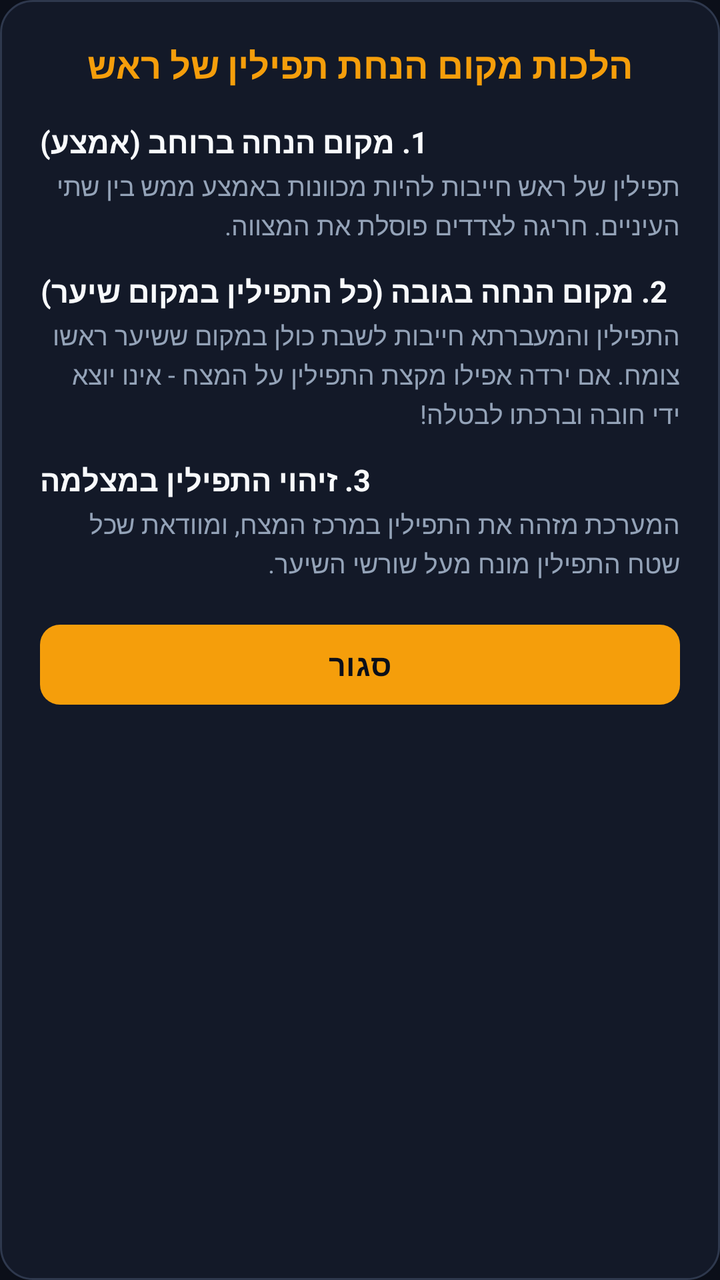
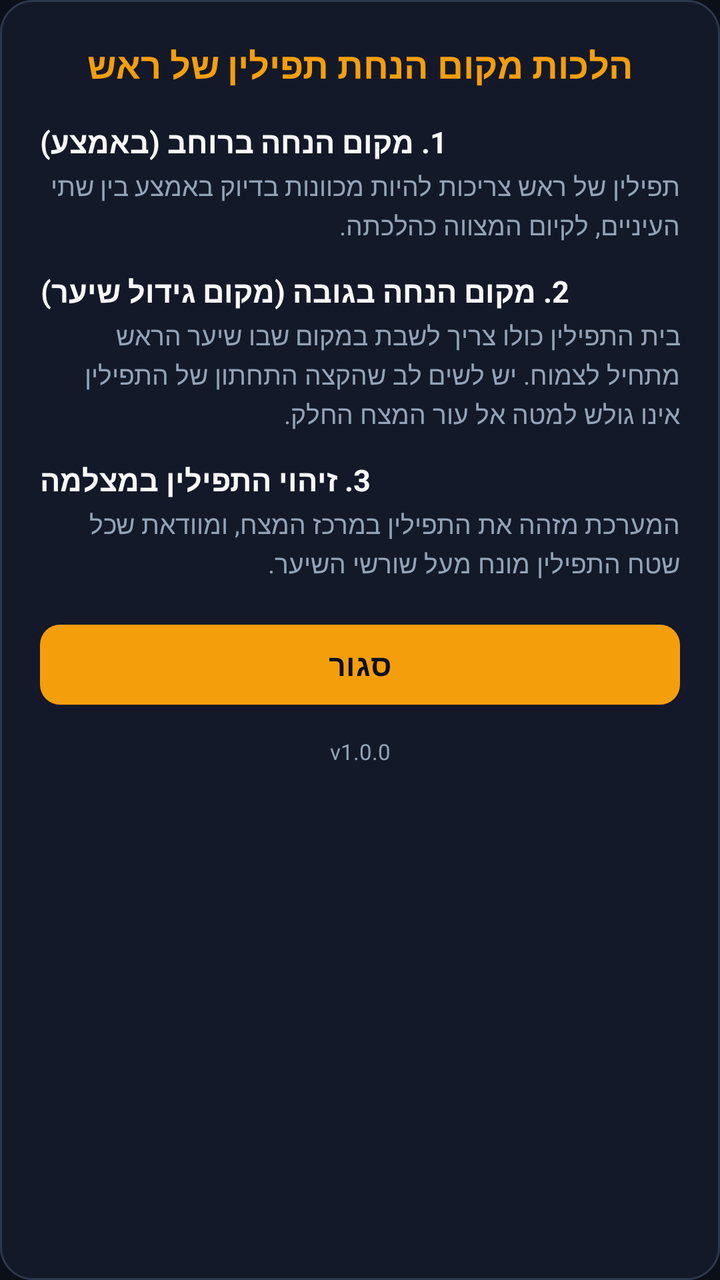

The first picture is an Android layout as it rendered before a commit; the second is the same layout after the commit. The layout source and the unified diff follow.
<!-- AndroidManifest.xml: application theme Theme.TefillinNative -->
<!-- res/layout/dialog_halacha.xml -->
<?xml version="1.0" encoding="utf-8"?>
<ScrollView xmlns:android="http://schemas.android.com/apk/res/android"
    xmlns:app="http://schemas.android.com/apk/res-auto"
    android:layout_width="match_parent"
    android:layout_height="wrap_content"
    android:fillViewport="true">

    <LinearLayout
        android:layout_width="match_parent"
        android:layout_height="wrap_content"
        android:background="@drawable/bg_glass_card"
        android:orientation="vertical"
        android:padding="20dp">

        <TextView
            android:id="@+id/tvModalTitle"
            android:layout_width="match_parent"
            android:layout_height="wrap_content"
            android:text="@string/modal_title"
            android:textColor="@color/accent_gold"
            android:textSize="18sp"
            android:textStyle="bold"
            android:gravity="center"
            android:layout_marginBottom="16dp" />

        
        <LinearLayout
            android:layout_width="match_parent"
            android:layout_height="wrap_content"
            android:orientation="vertical"
            android:layout_marginBottom="14dp">

            <TextView
                android:layout_width="wrap_content"
                android:layout_height="wrap_content"
                android:text="@string/modal_rule1_title"
                android:textColor="@color/text_main"
                android:textSize="15sp"
                android:textStyle="bold" />

            <TextView
                android:layout_width="match_parent"
                android:layout_height="wrap_content"
                android:text="@string/modal_rule1_text"
                android:textColor="@color/text_muted"
                android:textSize="13sp"
                android:lineSpacingExtra="2dp"
                android:layout_marginTop="3dp" />
        </LinearLayout>

        
        <LinearLayout
            android:layout_width="match_parent"
            android:layout_height="wrap_content"
            android:orientation="vertical"
            android:layout_marginBottom="14dp">

            <TextView
                android:layout_width="wrap_content"
                android:layout_height="wrap_content"
                android:text="@string/modal_rule2_title"
                android:textColor="@color/text_main"
                android:textSize="15sp"
                android:textStyle="bold" />

            <TextView
                android:layout_width="match_parent"
                android:layout_height="wrap_content"
                android:text="@string/modal_rule2_text"
                android:textColor="@color/text_muted"
                android:textSize="13sp"
                android:lineSpacingExtra="2dp"
                android:layout_marginTop="3dp" />
        </LinearLayout>

        
        <LinearLayout
            android:layout_width="match_parent"
            android:layout_height="wrap_content"
            android:orientation="vertical"
            android:layout_marginBottom="18dp">

            <TextView
                android:layout_width="wrap_content"
                android:layout_height="wrap_content"
                android:text="@string/modal_rule3_title"
                android:textColor="@color/text_main"
                android:textSize="15sp"
                android:textStyle="bold" />

            <TextView
                android:layout_width="match_parent"
                android:layout_height="wrap_content"
                android:text="@string/modal_rule3_text"
                android:textColor="@color/text_muted"
                android:textSize="13sp"
                android:lineSpacingExtra="2dp"
                android:layout_marginTop="3dp" />
        </LinearLayout>

        <com.google.android.material.button.MaterialButton
            android:id="@+id/btnClose"
            android:layout_width="match_parent"
            android:layout_height="wrap_content"
            android:minHeight="48dp"
            android:text="@string/close"
            app:backgroundTint="@color/accent_gold"
            android:textColor="@color/bg_primary"
            android:textStyle="bold"
            android:textSize="15sp"
            android:textAllCaps="false"
            app:cornerRadius="10dp" />

    </LinearLayout>
</ScrollView>
<!-- resources referenced by this layout -->
<resources>
  <color name="accent_gold">#F59E0B</color>
  <color name="bg_primary">#0B0F19</color>
  <color name="text_main">#F8FAFC</color>
  <color name="text_muted">#94A3B8</color>
  <!-- drawable bg_glass_card (drawable) -->
  <?xml version="1.0" encoding="utf-8"?>
  <shape xmlns:android="http://schemas.android.com/apk/res/android"
      android:shape="rectangle">
      <solid android:color="@color/bg_surface_translucent" />
      <stroke
          android:width="1dp"
          android:color="@color/card_border" />
      <corners android:radius="16dp" />
  </shape>
  <string name="close">סגור</string>
  <string name="modal_rule1_text">תפילין של ראש חייבות להיות מכוונות באמצע ממש בין שתי העיניים. חריגה לצדדים פוסלת את המצווה.</string>
  <string name="modal_rule1_title">1. מקום הנחה ברוחב (אמצע)</string>
  <string name="modal_rule2_text">התפילין והמעברתא חייבות לשבת כולן במקום ששיער ראשו צומח. אם ירדה אפילו מקצת התפילין על המצח - אינו יוצא ידי חובה וברכתו לבטלה!</string>
  <string name="modal_rule2_title">2. מקום הנחה בגובה (כל התפילין במקום שיער)</string>
  <string name="modal_rule3_text">המערכת מזהה את התפילין במרכז המצח, ומוודאת שכל שטח התפילין מונח מעל שורשי השיער.</string>
  <string name="modal_rule3_title">3. זיהוי התפילין במצלמה</string>
  <string name="modal_title">הלכות מקום הנחת תפילין של ראש</string>
  <style name="Theme.TefillinNative" parent="Theme.Material3.Dark.NoActionBar">
          <item name="android:statusBarColor">@color/bg_surface</item>
          <item name="android:navigationBarColor">@color/bg_primary</item>
          <item name="android:windowBackground">@color/bg_primary</item>
          <item name="colorPrimary">@color/accent_gold</item>
          <item name="colorSecondary">@color/accent_cyan</item>
          <item name="colorSurface">@color/bg_surface</item>
          <item name="android:textColorPrimary">@color/text_main</item>
          <item name="android:textColorSecondary">@color/text_muted</item>
      </style>
  <color name="bg_surface_translucent">#D0151C2C</color>
  <color name="card_border">#2E384D</color>
  <color name="bg_surface">#151C2C</color>
  <color name="accent_cyan">#38BDF8</color>
</resources>

<!-- the commit's change to res/layout/dialog_halacha.xml (unified diff, before → after) -->
@@ -111,5 +111,15 @@
             android:textAllCaps="false"
             app:cornerRadius="10dp" />
 
+        <TextView
+            android:id="@+id/tvHalachaVersion"
+            android:layout_width="match_parent"
+            android:layout_height="wrap_content"
+            android:text="v1.0.0"
+            android:textColor="@color/text_muted"
+            android:textSize="11sp"
+            android:gravity="center"
+            android:layout_marginTop="12dp" />
+
     </LinearLayout>
 </ScrollView>
<!-- resource entries referenced after the edit -->
@@ -15,10 +15,10 @@
       <corners android:radius="16dp" />
   </shape>
   <string name="close">סגור</string>
-  <string name="modal_rule1_text">תפילין של ראש חייבות להיות מכוונות באמצע ממש בין שתי העיניים. חריגה לצדדים פוסלת את המצווה.</string>
-  <string name="modal_rule1_title">1. מקום הנחה ברוחב (אמצע)</string>
-  <string name="modal_rule2_text">התפילין והמעברתא חייבות לשבת כולן במקום ששיער ראשו צומח. אם ירדה אפילו מקצת התפילין על המצח - אינו יוצא ידי חובה וברכתו לבטלה!</string>
-  <string name="modal_rule2_title">2. מקום הנחה בגובה (כל התפילין במקום שיער)</string>
+  <string name="modal_rule1_text">תפילין של ראש צריכות להיות מכוונות בדיוק באמצע בין שתי העיניים, לקיום המצווה כהלכתה.</string>
+  <string name="modal_rule1_title">1. מקום הנחה ברוחב (באמצע)</string>
+  <string name="modal_rule2_text">בית התפילין כולו צריך לשבת במקום שבו שיער הראש מתחיל לצמוח. יש לשים לב שהקצה התחתון של התפילין אינו גולש למטה אל עור המצח החלק.</string>
+  <string name="modal_rule2_title">2. מקום הנחה בגובה (מקום גידול שיער)</string>
   <string name="modal_rule3_text">המערכת מזהה את התפילין במרכז המצח, ומוודאת שכל שטח התפילין מונח מעל שורשי השיער.</string>
   <string name="modal_rule3_title">3. זיהוי התפילין במצלמה</string>
   <string name="modal_title">הלכות מקום הנחת תפילין של ראש</string>
